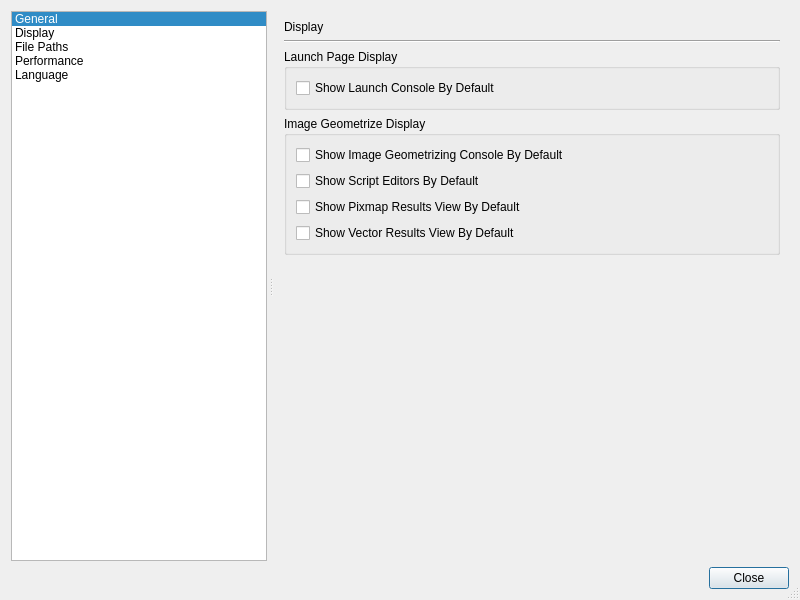
First picture: the form in geometrize/dialog/globalpreferencesdialog.ui, repository Tw1ddle/geometrize, before the edit.
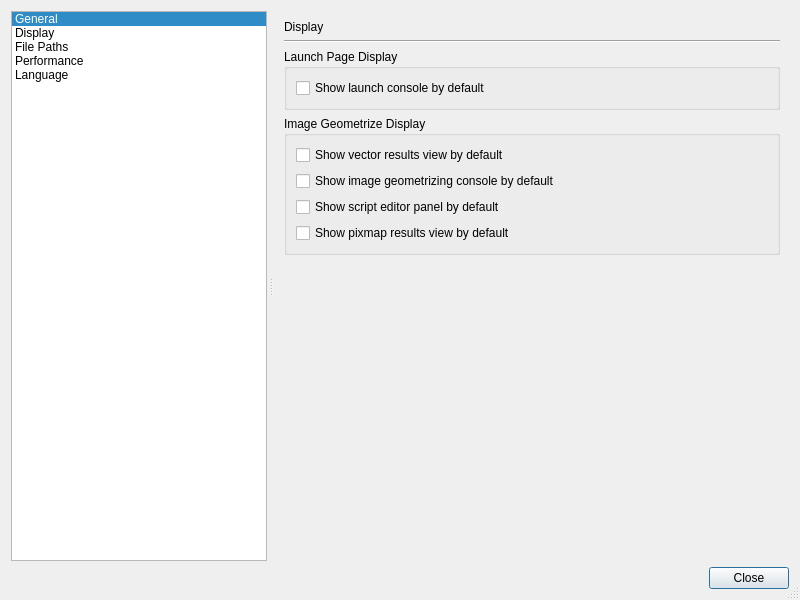
Second picture: the form after the edit. The open tabs and pages were chosen to show the change. Icons and pictures are not drawn. Custom widgets are drawn as their Qt base class.

Commit message: Refactor global preferences out of "shared app" class, remove settings resource placeholder (we will generate the default config if necessary), get webgl/canvas export working, other minor tweaks

Patch:
```diff
--- a/geometrize/dialog/globalpreferencesdialog.ui
+++ b/geometrize/dialog/globalpreferencesdialog.ui
@@ -272,15 +272,11 @@
               </property>
               <layout class="QVBoxLayout" name="verticalLayout_22">
                <item>
-                <layout class="QVBoxLayout" name="verticalLayout_3">
-                 <item>
                   <widget class="QCheckBox" name="showLaunchWindowConsoleByDefault">
                    <property name="text">
-                    <string>Show Launch Console By Default</string>
-                   </property>
-                  </widget>
-                 </item>
-                </layout>
+                  <string>Show launch console by default</string>
+                 </property>
+                </widget>
                </item>
               </layout>
              </widget>
@@ -290,38 +286,34 @@
               <property name="title">
                <string>Image Geometrize Display</string>
               </property>
-              <layout class="QHBoxLayout" name="horizontalLayout_6">
+              <layout class="QVBoxLayout" name="verticalLayout_3">
                <item>
-                <layout class="QVBoxLayout" name="verticalLayout_2">
+                <widget class="QCheckBox" name="showVectorResultsByDefault">
+                 <property name="text">
+                  <string>Show vector results view by default</string>
+                 </property>
+                </widget>
+               </item>
                  <item>
                   <widget class="QCheckBox" name="showImageJobConsoleByDefault">
                    <property name="text">
-                    <string>Show Image Geometrizing Console By Default</string>
+                  <string>Show image geometrizing console by default</string>
                    </property>
                   </widget>
                  </item>
                  <item>
                   <widget class="QCheckBox" name="showScriptEditorsByDefault">
                    <property name="text">
-                    <string>Show Script Editors By Default</string>
+                  <string>Show script editor panel by default</string>
                    </property>
                   </widget>
                  </item>
                  <item>
-                  <widget class="QCheckBox" name="checkBox_5">
+                <widget class="QCheckBox" name="showPixmapResultsByDefault">
                    <property name="text">
-                    <string>Show Pixmap Results View By Default</string>
-                   </property>
-                  </widget>
-                 </item>
-                 <item>
-                  <widget class="QCheckBox" name="checkBox_6">
-                   <property name="text">
-                    <string>Show Vector Results View By Default</string>
-                   </property>
-                  </widget>
-                 </item>
-                </layout>
+                  <string>Show pixmap results view by default</string>
+                 </property>
+                </widget>
                </item>
               </layout>
              </widget>
```
Left out of the diff: 30 changed lines with no effect on the pictures. Lines whose indentation alone changed are shown as unchanged. The commit also changes 26 other files.
